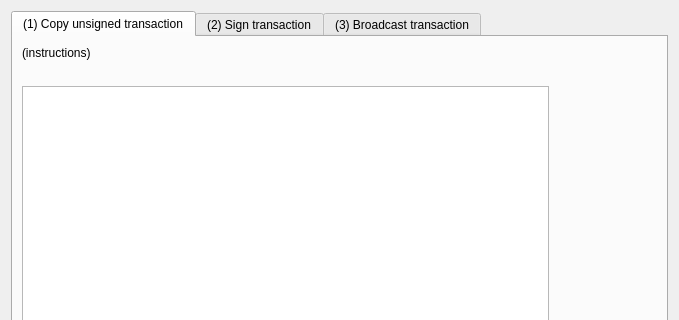
Above: src/qt/forms/offlinetransactionsdialog.ui from gwillen/bitcoin before the change; both pictures show x 0 to 679 and y 0 to 320 of the 679 by 481 pixel window. Below: the same form after it.
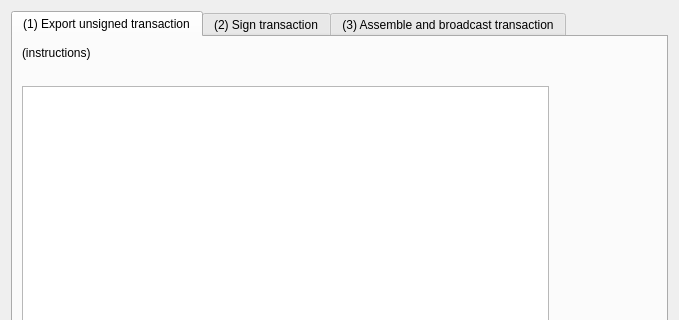
That is the form after the change. The open tabs and pages were chosen to show the change.

```diff
--- a/src/qt/forms/offlinetransactionsdialog.ui
+++ b/src/qt/forms/offlinetransactionsdialog.ui
@@ -27,7 +27,7 @@
      </property>
      <widget class="QWidget" name="tab">
       <attribute name="title">
-       <string>(1) Copy unsigned transaction</string>
+       <string>(1) Export unsigned transaction</string>
       </attribute>
       <layout class="QVBoxLayout" name="verticalLayout_4">
        <property name="leftMargin">
@@ -342,7 +342,7 @@
      </widget>
      <widget class="QWidget" name="tab_3">
       <attribute name="title">
-       <string>(3) Broadcast transaction</string>
+       <string>(3) Assemble and broadcast transaction</string>
       </attribute>
       <layout class="QVBoxLayout" name="verticalLayout_6">
        <property name="leftMargin">
```
Left out of the diff: 2 changed lines with no effect on the pictures.
